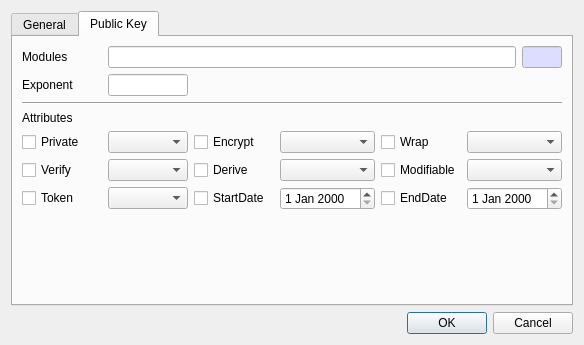
Qt form CryptokiMan/create_rsa_pub_key_dlg.ui (jykim74/CryptokiMan) before a commit.
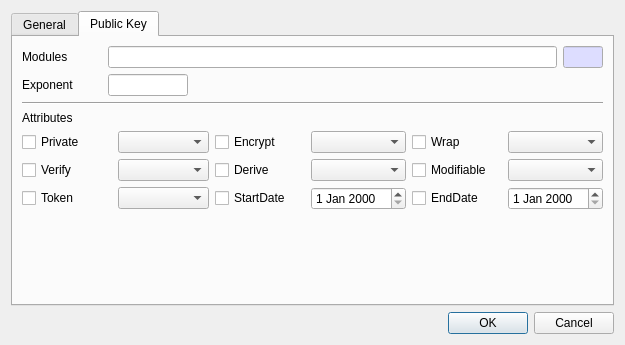
The same form after that commit. The open tabs and pages were chosen to show the change.

Patch:
```diff
--- a/CryptokiMan/create_rsa_pub_key_dlg.ui
+++ b/CryptokiMan/create_rsa_pub_key_dlg.ui
@@ -6,7 +6,7 @@
    <rect>
     <x>0</x>
     <y>0</y>
-    <width>584</width>
+    <width>625</width>
     <height>345</height>
    </rect>
   </property>
```
Left out of the diff: 2 changed lines with no effect on the pictures.
